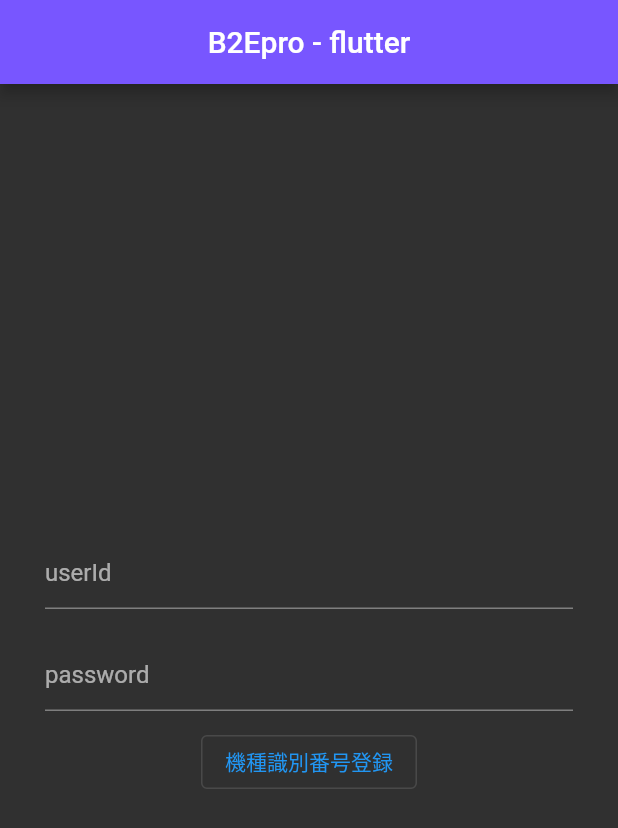
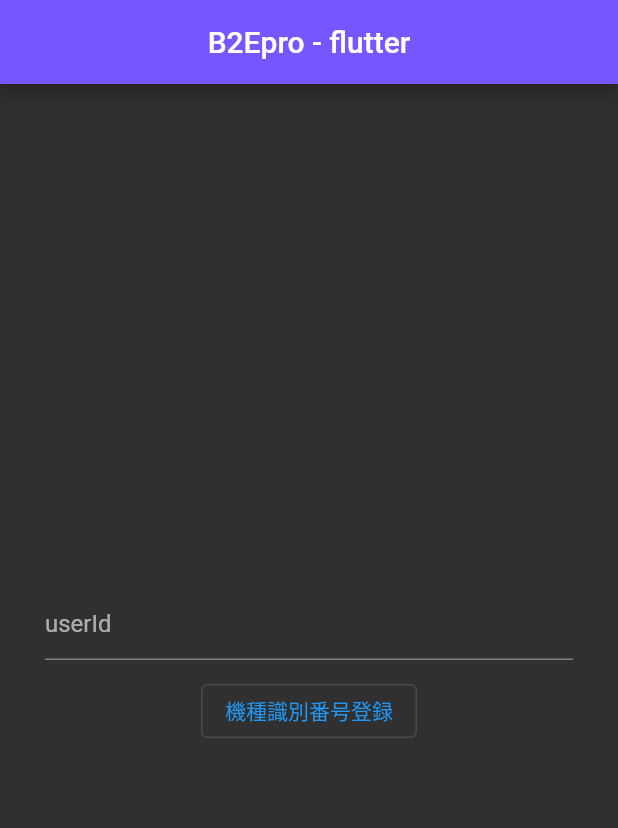
Before and after one commit to katayama8000/b2e_flutter, a Flutter app: the screen it shows after launch, after a tap on "機種識別番号登録", on a phone screen of 412 x 824 dp. Shown: the top 828 px of the screen. Run offline on Flutter 3.47's test engine with Material 2 defaults, Android fonts, the light colour scheme and no system bars; our stand-ins replace device_info_plus, fluttertoast, timezone; network calls fail.

Commit message:
♻️ リファクタリング

```diff
--- a/lib/main.dart
+++ b/lib/main.dart
@@ -34,47 +34,11 @@ class B2EPage extends StatefulWidget {
 }
 
 class _B2EPageState extends State<B2EPage> {
-  String csrf = "";
   String userId = "";
-  String password = "";
-  String location = "";
-  String jsessionid = "";
   String employeeNo = "";
   String userName = "";
   String deviceId = "";
-
-  //成功したら、dashboardのHTMLを取得する
-  // Future<void> getTopPage(url, jsessionid) async {
-  //   var headers = {'cookie': 'JSESSIONID=$jsessionid'};
-  //   var request =
-  //       http.Request('GET', Uri.parse('http://stimeapp.snapshot.co.jp/ss/top'));
-  //   request.headers.addAll(headers);
-  //   http.StreamedResponse response = await request.send();
-  //   String html = await response.stream.bytesToString();
-  //   final document = parse(html);
-  //   userName = document.querySelector('#emp-name')!.text;
-  //   print(userName);
-  //   if (userName != null) {
-  //     pushDashBoardPage();
-  //   } else {
-  //     ToastService.showFailureToast("初めからやり直してください");
-  //   }
-  // }
-
-  //CSRFトークンを取得する(htmlからスクレイピングする)
-  void getCsrf() async {
-    try {
-      final response =
-          await http.get(Uri.parse("http://stimeapp.snapshot.co.jp/ss/login"));
-      final document = parse(response.body);
-      final result = document.querySelector('[name="_csrf"]');
-      csrf = result?.attributes['value'] ?? "";
-    } catch (e) {
-      throw Exception();
-    }
-    //機種識別番号がすでにあるのか調べる
-    searchCardId();
-  }
+  bool registerFlag = false;
 
   void pushDashBoardPage() {
     Navigator.push(
@@ -85,25 +49,9 @@ class _B2EPageState extends State<B2EPage> {
     );
   }
 
-  //ログインに必要な情報をpostする
-  void handleSignIn(csrf, userId, password) async {
-    var url = Uri.parse('http://stimeapp.snapshot.co.jp/ss/login');
-    var response = await http.post(url,
-        body: {'userName': userId, 'password': password, '_csrf': csrf});
-
-    //リダイレクト成功
-    if (response.statusCode == 302) {
-      ToastService.showSuccessToast("ログインに成功");
-      location = response.headers["location"]!;
-      jsessionid = response.headers["set-cookie"]!.substring(11, 43);
-    } else {
-      ToastService.showFailureToast("ログインに失敗");
-    }
-    //成功した場合、それぞれの機種の個体識別番号を登録す
-    registerDeviceId();
-  }
-
   registerDeviceId() async {
+    registerFlag = true;
+    employeeNo = userId.substring(4, userId.length);
     var url =
         Uri.parse('http://stimeapp.snapshot.co.jp/ss/stk/record/card/update');
     var response = await http.post(url, body: {
@@ -112,15 +60,7 @@ class _B2EPageState extends State<B2EPage> {
       'companyCode': '1000',
       'updateEmployeeId': '0',
     });
-
-    String ret = response.body;
-    bool res = ret.contains("更新しました");
-    if (res) {
-      ToastService.showSuccessToast("登録しました");
-      searchCardId();
-    } else {
-      ToastService.showFailureToast("再度やり直してください");
-    }
+    searchCardId();
   }
 
   void getDeviceInfo() async {
@@ -128,6 +68,7 @@ class _B2EPageState extends State<B2EPage> {
     AndroidDeviceInfo info = await deviceInfo.androidInfo;
     Map tmp = info.toMap();
     deviceId = tmp["id"];
+    searchCardId();
   }
 
   void searchCardId() async {
@@ -138,23 +79,30 @@ class _B2EPageState extends State<B2EPage> {
     });
 
     String ret = response.body;
+    print(ret);
+
     int start = ret.indexOf("employeeNo");
     employeeNo = ret.substring(
-        start + "employeeNo".length + 3, start + "employeeNo".length + 9);
+        start + "employeeNo".length + 2, start + "employeeNo".length + 6);
+    print(employeeNo);
 
-    if (response.body.contains(deviceId)) {
-      print("登録済みなので移動");
+    if (employeeNo == "null") {
+      if (registerFlag == true) {
+        ToastService.showFailureToast("正しいIDではありません\nもう一度入力してください");
+      } else {
+        ToastService.showFailureToast("IDを登録してください");
+      }
+    } else {
+      int start = ret.indexOf("employeeNo");
+      employeeNo = ret.substring(
+          start + "employeeNo".length + 3, start + "employeeNo".length + 9);
       pushDashBoardPage();
-    } else {
-      print("ログインしてください");
     }
   }
 
   //アプリ起動時に一度だけ実行される
   @override
   void initState() {
-    //csrf取得
-    getCsrf();
     //機種識別番号取得
     getDeviceInfo();
   }
@@ -185,23 +133,10 @@ class _B2EPageState extends State<B2EPage> {
                   },
                 ),
               ),
-              Padding(
-                padding:
-                    const EdgeInsets.symmetric(vertical: 10, horizontal: 30),
-                child: TextField(
-                  //controller: myController,
-                  decoration: const InputDecoration(
-                    hintText: 'password',
-                  ),
-                  onChanged: (value) {
-                    password = value;
-                  },
-                ),
-              ),
               OutlinedButton(
                 child: const Text('機種識別番号登録'),
                 onPressed: () {
-                  handleSignIn(csrf, userId, password);
+                  registerDeviceId();
                 },
               ),
             ],
```
Also changed, not shown: lib/pages/dashBoard.dart (deleted, +0 -132 lines), lib/pages/dash_board.dart (+6 -8 lines).
